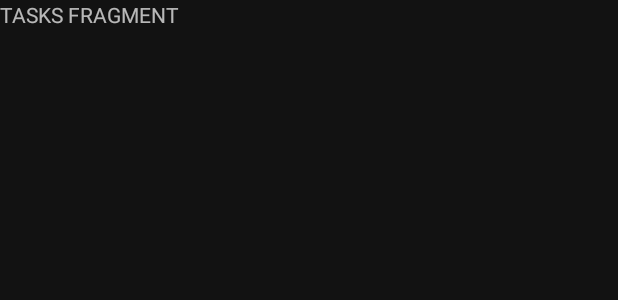
After one commit to BaranovaElena/Notes, an Android app: the layout fragment_tasks.xml on its own in the app's theme, with its tools: preview values and no code run, on a phone screen of 412 x 824 dp. The commit adds this screen. Shown: the top 300 px of the screen. Run offline under Robolectric (Android 15) with nearby library versions, the phone set to English and light mode, and no system bars.

Commit message:
hw8: исправления после код ревью (вернула fragment_tasks.xml, вынесла getResources() из bind, исправила readBoolean,writeBoolean для поддержки версий<29)

```diff
--- /dev/null
+++ b/app/src/main/res/layout/fragment_tasks.xml
@@ -0,0 +1,13 @@
+<?xml version="1.0" encoding="utf-8"?>
+<FrameLayout xmlns:android="http://schemas.android.com/apk/res/android"
+    xmlns:tools="http://schemas.android.com/tools"
+    android:layout_width="match_parent"
+    android:layout_height="match_parent"
+    tools:context=".TasksFragment">
+
+    <TextView
+        android:layout_width="match_parent"
+        android:layout_height="match_parent"
+        android:text="@string/tasks_fragment" />
+
+</FrameLayout>
```
Also changed, not shown: app/src/main/java/com/example/notes/NoteViewHolder.java (+5 -2 lines).
